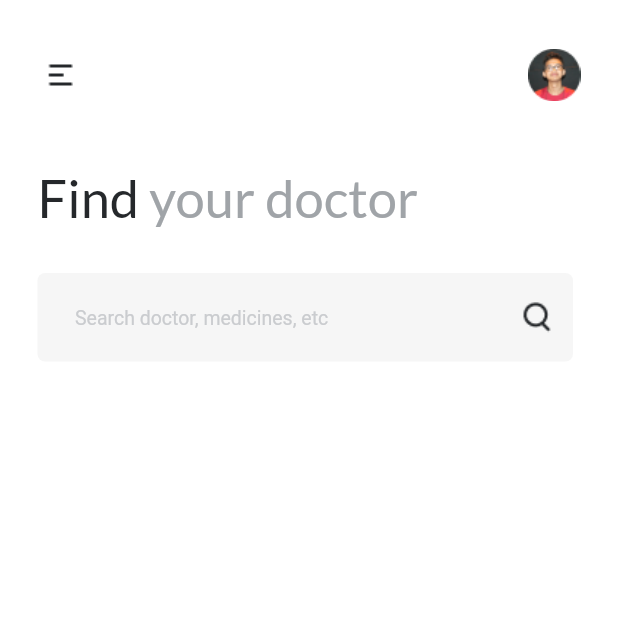
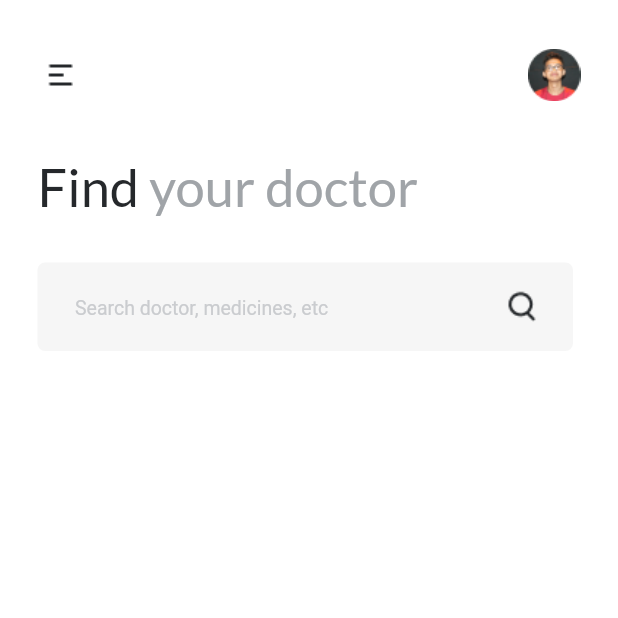
Before and after one commit to vaatic221b/find_your_doctor_app, a Flutter app: the screen it shows after launch, on a phone screen of 412 x 824 dp, the top half of it. Run offline on Flutter 3.47's test engine with Material 2 defaults, Android fonts, the phone set to English and light mode, and no system bars; our stand-ins replace google_fonts.

Commit message:
searchBar done

```diff
--- a/lib/screens/home.dart
+++ b/lib/screens/home.dart
@@ -10,7 +10,7 @@
       backgroundColor: Colors.white,
       appBar: topBarButtons(),
       body: Container(
-        margin: const EdgeInsets.fromLTRB(25, 10, 10, 10),
+        margin: const EdgeInsets.fromLTRB(25, 3, 10, 10),
         child: Column(
           crossAxisAlignment: CrossAxisAlignment.start,
           children: [
@@ -42,7 +42,7 @@
                   fontSize: 13
                 ),
                 suffixIcon: Padding(
-                  padding: const EdgeInsets.all(8.0),
+                  padding: const EdgeInsets.fromLTRB(0, 0, 10.0, 0),
                   child: Image.asset('assets/icons/search_icon.png'),
                 ),
                 border: OutlineInputBorder(
```
